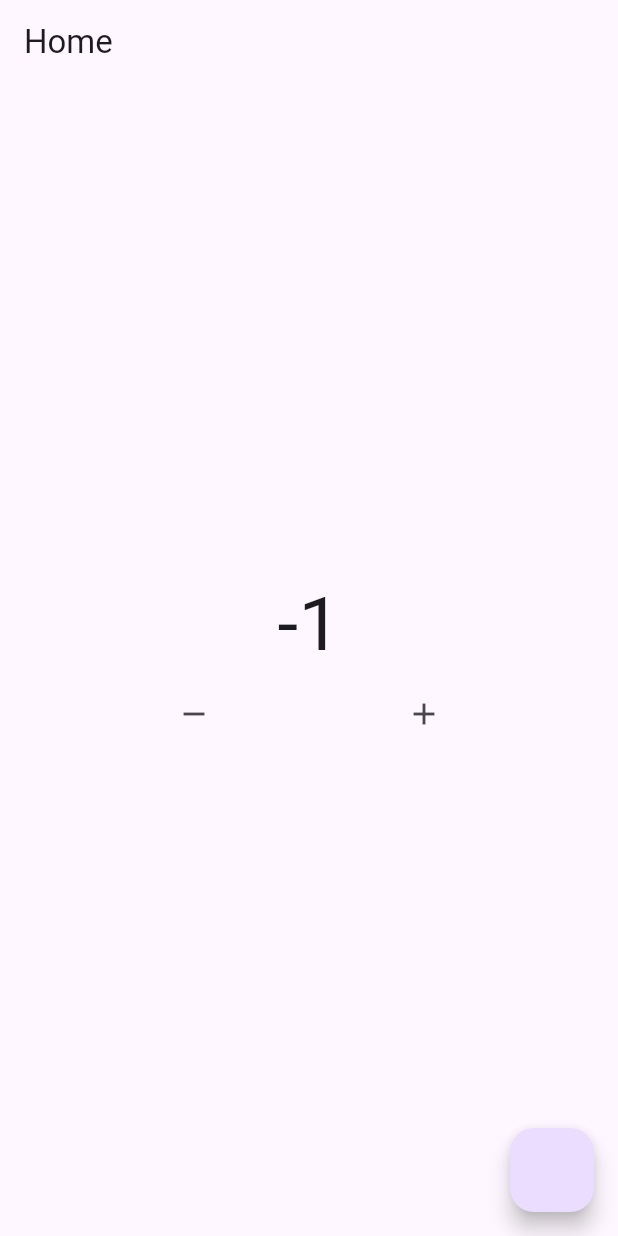
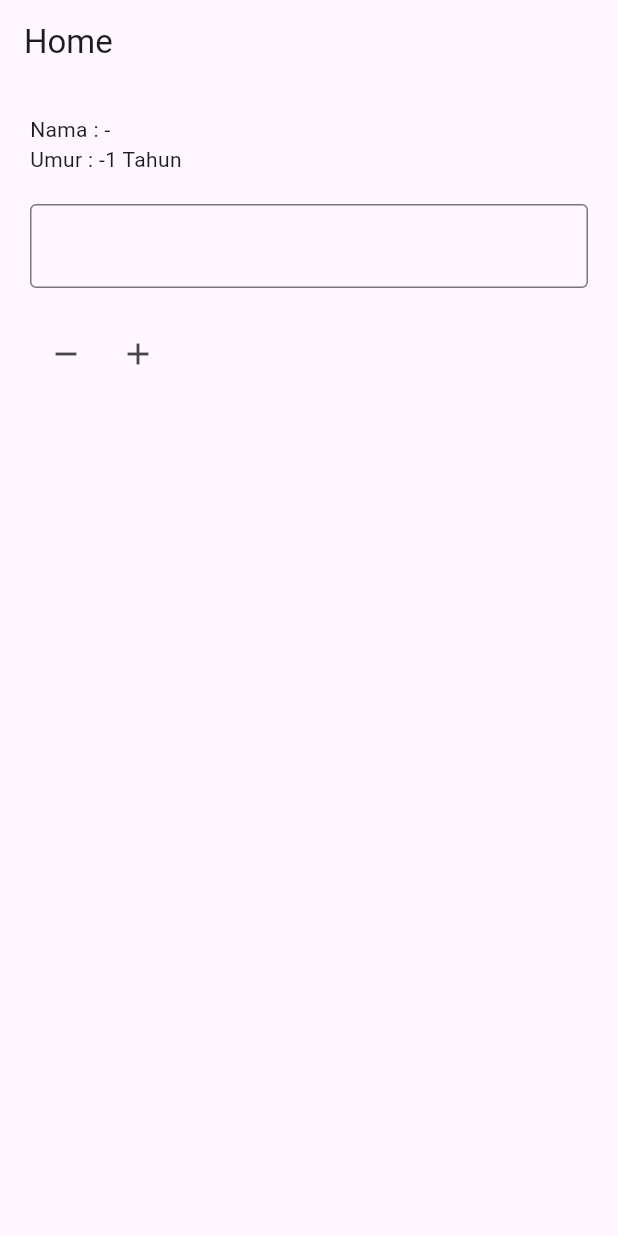
Before and after one commit to setyotontowi/flutterlearn, a Flutter app: the screen it shows after launch, after a tap on the "remove" icon, on a phone screen of 412 x 824 dp. Run offline on Flutter 3.47's test engine with Material 3 defaults, Android fonts, the phone set to English and light mode, and no system bars; our stand-ins replace flutter_bloc.

Commit message:
bloc selector

```diff
--- /dev/null
+++ b/lib/bloc/user.dart
@@ -0,0 +1,13 @@
+import 'package:flutter_bloc/flutter_bloc.dart';
+
+class UserBloc extends Cubit<Map<String, dynamic>> {
+  UserBloc() : super({"name": "-", "age": 0});
+
+  void changeName(String newName) {
+    emit({"name": newName, "age": state["age"]});
+  }
+
+  void changeAge(int newAge) {
+    emit({"name": state["name"], "age": newAge});
+  }
+}
--- a/lib/main.dart
+++ b/lib/main.dart
@@ -1,29 +1,25 @@
 import 'package:bloc_archi_1/app.dart';
 import 'package:bloc_archi_1/bloc/counter.dart';
 import 'package:bloc_archi_1/bloc/theme.dart';
+import 'package:bloc_archi_1/bloc/user.dart';
 import 'package:bloc_archi_1/pages/home.dart';
 import 'package:flutter/material.dart';
 import 'package:flutter_bloc/flutter_bloc.dart';
 
 void main() {
-  runApp(MyApp());
+  runApp(const MyApp());
 }
 
 class MyApp extends StatelessWidget {
-  MyApp({super.key});
+  const MyApp({super.key});
 
   @override
   Widget build(BuildContext context) {
-    return MultiBlocProvider(
-      providers: [
-        BlocProvider(
-          create: (context) => CounterBloc(),
-        ),
-        BlocProvider(
-          create: (context) => ThemeBloc(),
-        ),
-      ],
-      child: App(),
+    return MaterialApp(
+      home: BlocProvider(
+        create: (context) => UserBloc(),
+        child: const HomePage(),
+      ),
     );
   }
 }
--- a/lib/pages/home.dart
+++ b/lib/pages/home.dart
@@ -1,5 +1,6 @@
-import 'package:bloc_archi_1/bloc/counter.dart';
-import 'package:bloc_archi_1/bloc/theme.dart';
+import 'dart:ui';
+
+import 'package:bloc_archi_1/bloc/user.dart';
 import 'package:flutter/material.dart';
 import 'package:flutter_bloc/flutter_bloc.dart';
 
@@ -8,82 +9,59 @@ class HomePage extends StatelessWidget {
 
   @override
   Widget build(BuildContext context) {
-    CounterBloc counter = context.read<CounterBloc>();
-    ThemeBloc theme = context.read<ThemeBloc>();
+    UserBloc userBloc = context.read();
 
     return Scaffold(
       appBar: AppBar(
         title: const Text("Home"),
       ),
-      body: Center(
-        child: Column(
-          mainAxisSize: MainAxisSize.min,
+      body: ListView(
+        padding: const EdgeInsets.all(20),
         children: [
-            MultiBlocListener(
-              listeners: [
-                BlocListener<ThemeBloc, bool>(
-                  listener: (context, state) {
-                    ScaffoldMessenger.of(context).showSnackBar(const SnackBar(
-                      content: Text("Tema Gelap Aktif"),
-                      duration: Duration(seconds: 1),
-                    ));
-                  },
-                  listenWhen: (previous, current) {
-                    if (current == false) {
-                      return true;
-                    } else {
-                      return false;
-                    }
+          BlocSelector<UserBloc, Map<String, dynamic>, String>(
+            selector: (state) => state["name"],
+            builder: (context, state) {
+              return Text(
+                "Nama : $state",
+              );
             },
           ),
-                BlocListener<CounterBloc, int>(
-                  listener: (context, state) {
-                    ScaffoldMessenger.of(context).showSnackBar(const SnackBar(
-                      content: Text("Angka Diatas 10"),
-                      duration: Duration(seconds: 1),
-                    ));
-                  },
-                  listenWhen: (previous, current) {
-                    if (current > 10) {
-                      return true;
-                    } else {
-                      return false;
-                    }
+          BlocSelector<UserBloc, Map<String, dynamic>, int>(
+            selector: (state) => state["age"],
+            builder: (context, state) {
+              return Text(
+                "Umur : $state Tahun",
+              );
             },
           ),
-              ],
-              child: BlocBuilder<CounterBloc, int>(
-                  bloc: counter,
-                  builder: (context, state) {
-                    return Text(
-                      "$state",
-                      style: const TextStyle(fontSize: 50),
-                    );
-                  }),
+          const SizedBox(
+            height: 20,
+          ),
+          TextField(
+            onChanged: (value) => userBloc.changeName(value),
+            decoration: const InputDecoration(border: OutlineInputBorder()),
+          ),
+          const SizedBox(
+            height: 20,
           ),
           Row(
-              mainAxisAlignment: MainAxisAlignment.spaceEvenly,
             children: [
               IconButton(
                 onPressed: () {
-                      counter.remove();
+                  userBloc.changeAge(userBloc.state["age"] - 1);
                 },
-                    icon: const Icon(Icons.remove)),
+                icon: const Icon(Icons.remove),
+              ),
               IconButton(
                 onPressed: () {
-                      counter.add();
+                  userBloc.changeAge(userBloc.state["age"] + 1);
                 },
-                    icon: const Icon(Icons.add)),
+                icon: const Icon(Icons.add),
+              )
             ],
           )
         ],
       ),
-      ),
-      floatingActionButton: FloatingActionButton(
-        onPressed: () {
-          theme.changeTheme();
-        },
-      ),
     );
   }
 }
```
Lines whose indentation alone changed are shown as unchanged.
